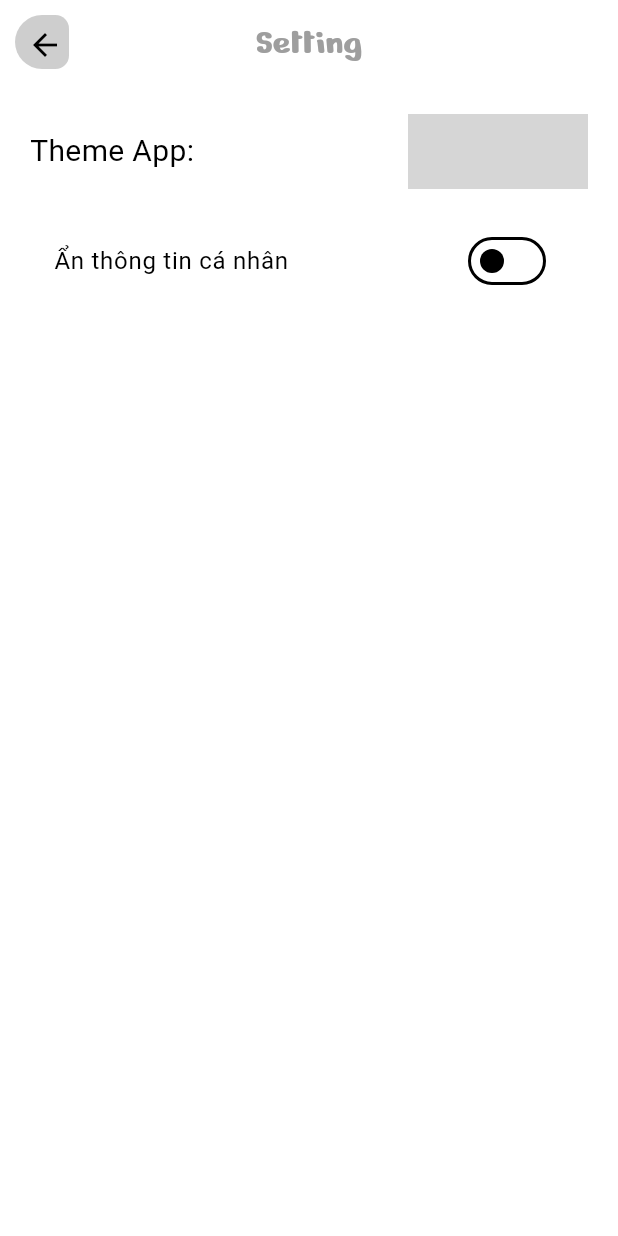
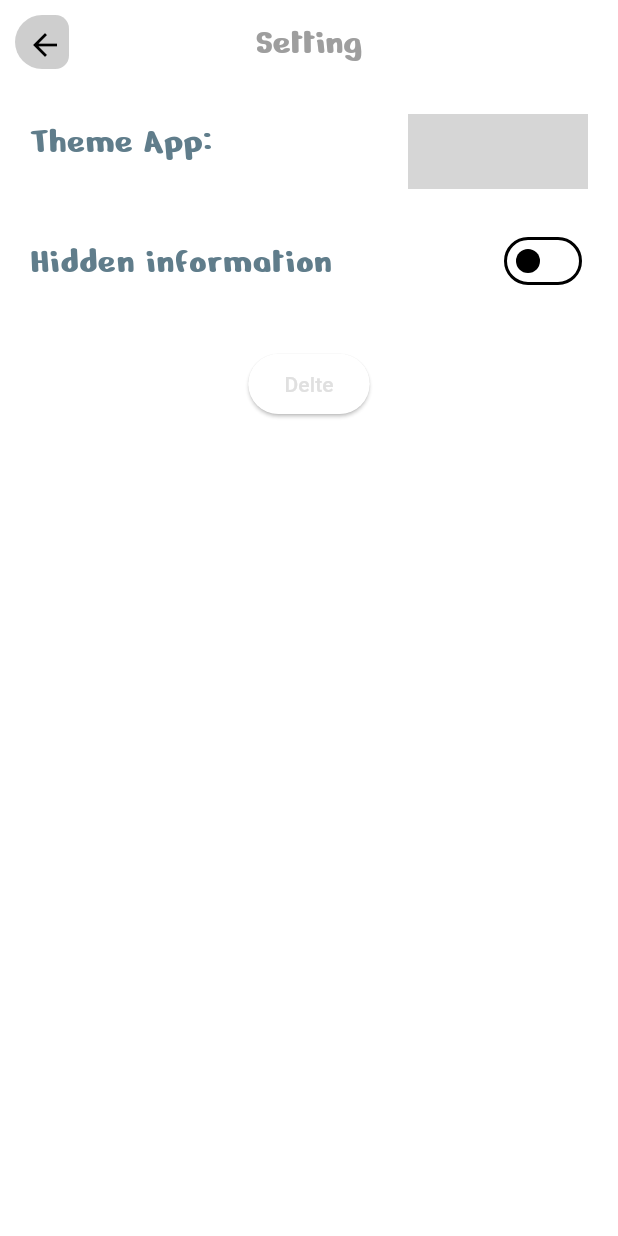
Before and after one commit to Tudolla/nguyenvantu_app, a Flutter app: the SettingAppScreen screen opened directly, on a phone screen of 412 x 824 dp. Run offline on Flutter 3.47's test engine with Material 3 defaults, Android fonts, the phone set to English and light mode, and no system bars; drawn by our look-alikes of animated_toggle_switch; our stand-ins replace awesome_dialog, connectivity_plus, delightful_toast, flutter_riverpod, flutter_secure_storage, freezed_annotation and 6 more; accounts and stored records are empty; generated files the repository leaves out were written again; network calls fail; project files that could hold a hidden picture were left out; grey boxes are pictures that could not be loaded.

Commit message:
feature: hidden information but error

```diff
--- a/lib/components/button/arrow_back_button.dart
+++ b/lib/components/button/arrow_back_button.dart
@@ -5,7 +5,13 @@
 import '../snackbar/dialog_helper.dart';
 
 class ArrowBackButton extends StatelessWidget {
-  const ArrowBackButton({super.key});
+  bool? showSnackbar;
+  bool? popScreen;
+  ArrowBackButton({
+    super.key,
+    this.showSnackbar,
+    this.popScreen,
+  });
 
   @override
   Widget build(BuildContext context) {
@@ -24,13 +30,17 @@
       ),
       child: IconButton(
         onPressed: () {
-          Get.off(
-            HomeScreenDefault(),
-          );
-          DialogHelper.showTopSlidingDialog(
-            context,
-            "Thanks for your contribution",
-          );
+          popScreen == true
+              ? Get.back()
+              : Get.off(
+                  HomeScreenDefault(),
+                );
+          showSnackbar == false
+              ? null
+              : DialogHelper.showTopSlidingDialog(
+                  context,
+                  "Thanks for your contribution",
+                );
         },
         icon: Icon(
           Icons.arrow_back,
--- a/lib/components/snackbar/show_top_dialog.dart
+++ b/lib/components/snackbar/show_top_dialog.dart
@@ -77,7 +77,11 @@
                     children: [
                       Text(
                         widget.message,
-                        style: TextStyle(color: Colors.white),
+                        style: TextStyle(
+                          color: Colors.white,
+                          fontWeight: FontWeight.bold,
+                          fontSize: 15,
+                        ),
                         textAlign: TextAlign.center,
                       ),
                       Container(
--- a/lib/utils/api_base_url.dart
+++ b/lib/utils/api_base_url.dart
@@ -1,4 +1,4 @@
 class ApiBaseUrl {
-  static final String baseUrl = 'http://10.10.180.182:8000';
-  // static final String baseUrl = 'http://192.168.0.101:8000';
+  // static final String baseUrl = 'http://10.10.180.182:8000';
+  static final String baseUrl = 'http://192.168.0.101:8000';
 }
--- a/lib/views/profile_member/setting_app_screen.dart
+++ b/lib/views/profile_member/setting_app_screen.dart
@@ -1,16 +1,15 @@
 import 'package:animated_toggle_switch/animated_toggle_switch.dart';
 import 'package:flutter/material.dart';
 import 'package:flutter_riverpod/flutter_riverpod.dart';
+import 'package:flutter_secure_storage/flutter_secure_storage.dart';
 import 'package:monstar/components/core/app_text_style.dart';
 import 'package:monstar/components/theme/theme.dart';
 import 'package:monstar/components/theme/theme_provider.dart';
 
 import '../../components/button/arrow_back_button.dart';
-import '../../data/services/secure_storage_local_service/secure_storate_service.dart';
+import 'widget/pin_input_item.dart';
 
-final isHiddenProvider = StateProvider<bool>((ref) => false);
 final pinCodeProvider = StateProvider<String?>((ref) => null);
-final secureStorageProvider = Provider((ref) => SecureStorageService());
 
 class SettingAppScreen extends ConsumerStatefulWidget {
   const SettingAppScreen({
@@ -24,13 +23,18 @@
 
 class _SettingAppScreenState extends ConsumerState<SettingAppScreen> {
   var firstSwitchValue = false;
+  var firstStateHidden = false;
+  final FlutterSecureStorage secureStorage = FlutterSecureStorage();
+
+  Future<void> _clearAllData() async {
+    await secureStorage.deleteAll();
+    print("All data is delted");
+  }
+
   @override
   Widget build(BuildContext context) {
     final themeMode = ref.watch(themeNotifierProvider);
-    final TextEditingController _pinController = TextEditingController();
-    final isHidden = ref.watch(isHiddenProvider);
-    final pinCode = ref.watch(pinCodeProvider);
-    final storageService = ref.watch(secureStorageProvider);
+
     bool isLightMode = themeMode == lightMode;
     return Scaffold(
       appBar: AppBar(
@@ -39,7 +43,10 @@
           style: AppTextStyle.appBarStyle,
         ),
         centerTitle: true,
-        leading: ArrowBackButton(),
+        leading: ArrowBackButton(
+          popScreen: true,
+          showSnackbar: false,
+        ),
       ),
       body: Padding(
         padding: const EdgeInsets.only(top: 20, right: 20, left: 20),
@@ -47,12 +54,15 @@
           mainAxisSize: MainAxisSize.min,
           children: [
             Row(
+              crossAxisAlignment: CrossAxisAlignment.start,
               mainAxisAlignment: MainAxisAlignment.spaceBetween,
               children: [
                 Text(
                   "Theme App:",
                   style: TextStyle(
-                    fontSize: 20,
+                    fontSize: 25,
+                    color: Colors.blueGrey,
+                    fontFamily: AppTextStyle.drawerFontStyle,
                   ),
                 ),
                 AnimatedToggleSwitch.size(
@@ -99,33 +109,16 @@
             const SizedBox(
               height: 20,
             ),
-            SwitchListTile(
-              title: Text("Ẩn thông tin cá nhân"),
-              value: isHidden,
-              onChanged: (value) {
-                ref.read(isHiddenProvider.notifier).state = value;
+            PinInputItem(),
+            const SizedBox(
+              height: 30,
+            ),
+            ElevatedButton(
+              onPressed: () async {
+                await _clearAllData();
               },
+              child: Text("Delte"),
             ),
-            if (isHidden)
-              TextField(
-                controller: _pinController,
-                decoration: InputDecoration(
-                  labelText: 'Cai dat PIN 6 so',
-                ),
-                keyboardType: TextInputType.number,
-                maxLength: 6,
-                onChanged: (value) async {
-                  if (value.length == 6) {
-                    await storageService.savePin(_pinController.text);
-                    ScaffoldMessenger.of(context).showSnackBar(
-                      SnackBar(
-                        content: Text("Pin is saved"),
-                      ),
-                    );
-                    ref.read(pinCodeProvider.notifier).state = value;
-                  }
-                },
-              ),
           ],
         ),
       ),
--- /dev/null
+++ b/lib/views/profile_member/widget/pin_input_item.dart
@@ -0,0 +1,80 @@
+import 'package:flutter/material.dart';
+import 'package:flutter_riverpod/flutter_riverpod.dart';
+import 'package:monstar/components/core/app_text_style.dart';
+
+import '../../../data/services/secure_storage_local_service/secure_storate_service.dart';
+import '../../../providers/secure_profile_provider.dart';
+
+final secureStorageProvider = Provider((ref) => SecureStorageService());
+
+class PinInputItem extends ConsumerStatefulWidget {
+  const PinInputItem({super.key});
+
+  @override
+  ConsumerState<ConsumerStatefulWidget> createState() => _PinInputItemState();
+}
+
+class _PinInputItemState extends ConsumerState<PinInputItem> {
+  TextEditingController _pinController = TextEditingController();
+
+  bool _showTextField = true;
+
+  @override
+  void dispose() {
+    _pinController.dispose();
+    super.dispose();
+  }
+
+  @override
+  Widget build(BuildContext context) {
+    final isHidden = ref.watch(isHiddenProvider);
+    return Column(
+      mainAxisAlignment: MainAxisAlignment.start,
+      children: [
+        SwitchListTile(
+          contentPadding: const EdgeInsets.all(0),
+          title: Text(
+            "Hidden information",
+            style: TextStyle(
+              fontSize: 25,
+              fontFamily: AppTextStyle.drawerFontStyle,
+              color: Colors.blueGrey,
+            ),
+          ),
+          value: isHidden,
+          onChanged: (value) async {
+            if (value) {
+              ref.read(isHiddenProvider.notifier).setIsHidden(true);
+            } else {
+              ref.read(isHiddenProvider.notifier).setIsHidden(false);
+            }
+          },
+        ),
+        // if (isHidden && _showTextField)
+        //   TextField(
+        //     controller: _pinController,
+        //     decoration: InputDecoration(
+        //       labelText: "Setting PIN with 6 number",
+        //     ),
+        //     keyboardType: TextInputType.number,
+        //     maxLength: 6,
+        //     onChanged: (value) async {
+        //       if (value.length == 6) {
+        //         await storageService.saveHiddenState('true');
+        //         await storageService.savePin(_pinController.text);
+
+        //         ScaffoldMessenger.of(context).showSnackBar(
+        //           SnackBar(
+        //             content: Text("Your PIN code is saved"),
+        //           ),
+        //         );
+        //         setState(() {
+        //           _showTextField = false;
+        //         });
+        //       }
+        //     },
+        //   ),
+      ],
+    );
+  }
+}
```
Also changed, not shown: lib/components/secure/secure_provider.dart (added, +13 -0 lines), lib/components/theme/theme_provider.dart (+7 -7 lines), lib/data/services/secure_storage_local_service/secure_storate_service.dart (+10 -1 lines), lib/main.dart (+6 -1 lines), lib/provider_observer.dart (added, +184 -0 lines), lib/providers/secure_profile_provider.dart (added, +28 -0 lines), lib/views/home/drawer.dart (+3 -4 lines), lib/views/profile_member/profile_edit_screen.dart (+26 -25 lines), lib/views/profile_member/widget/text_input_items.dart (renamed from lib/views/profile_member/text_input_items.dart).
